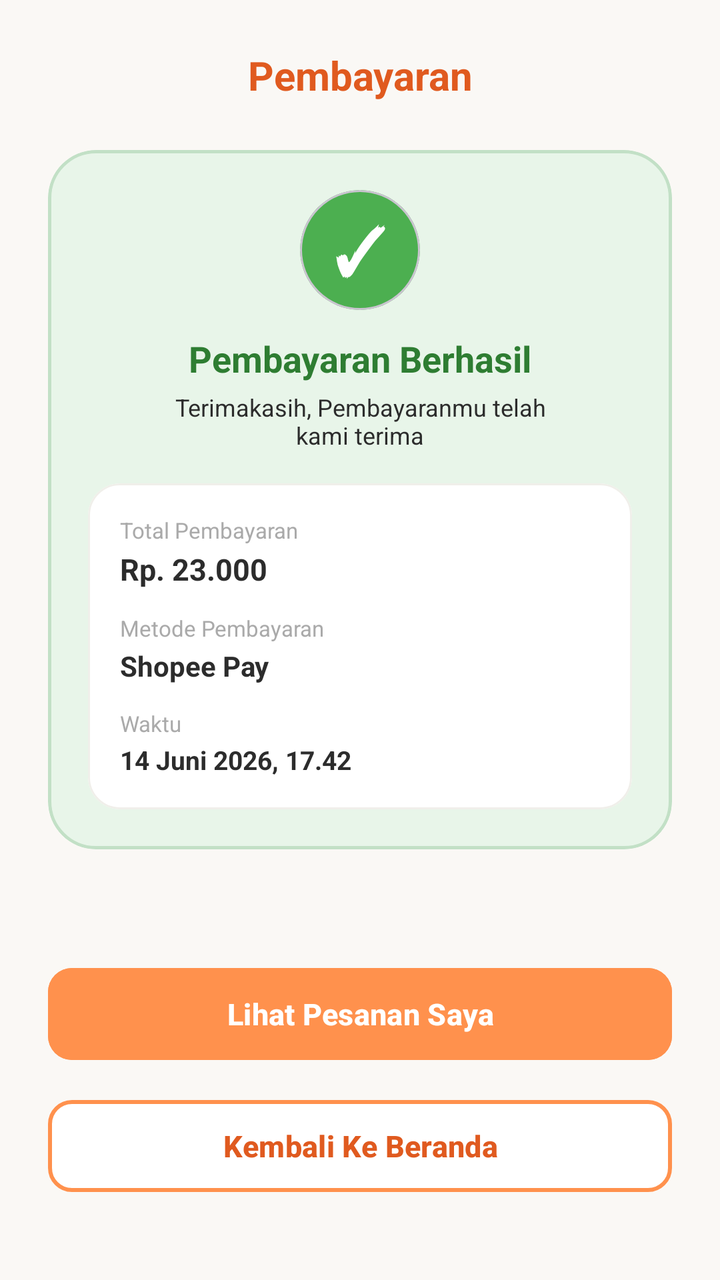
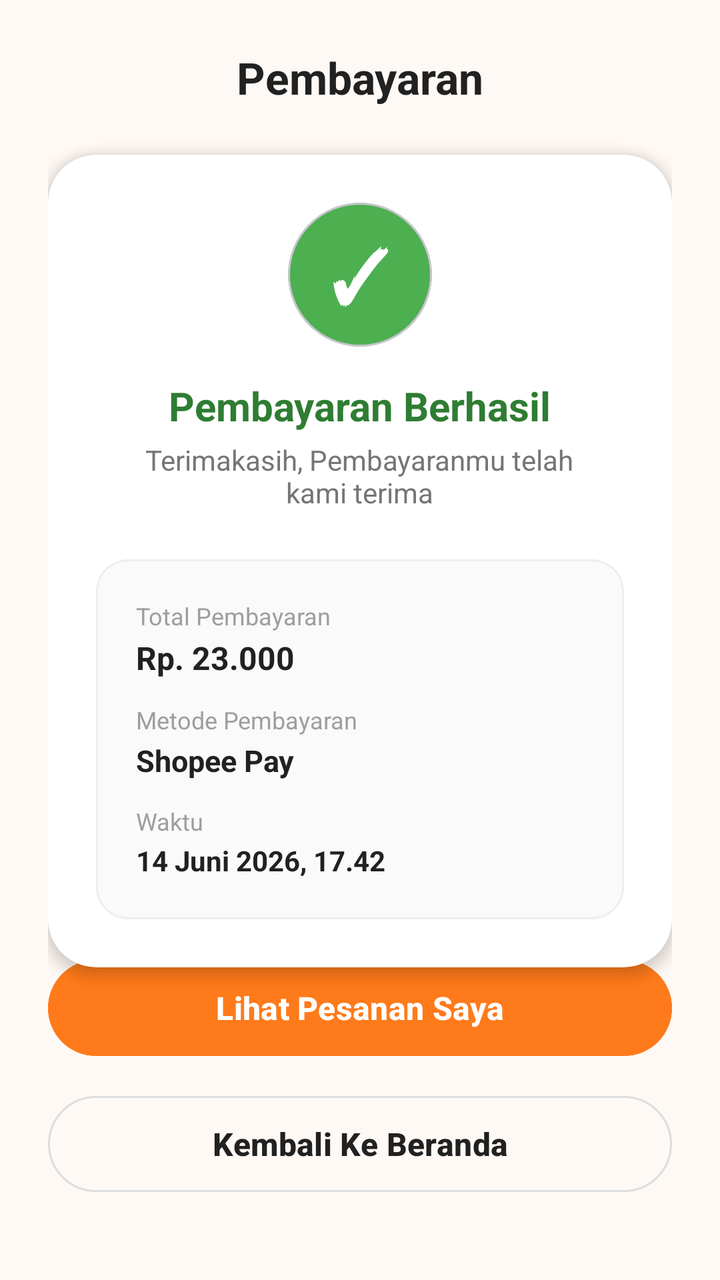

Two renders of the same Android screen: before a commit and after it. Below are the layout's source before the change and the commit's diff.
<!-- AndroidManifest.xml: application theme Theme.Cemil_feels -->
<!-- res/layout/activity_success.xml -->
<?xml version="1.0" encoding="utf-8"?>
<androidx.constraintlayout.widget.ConstraintLayout xmlns:android="http://schemas.android.com/apk/res/android"
    xmlns:app="http://schemas.android.com/apk/res-auto"
    android:layout_width="match_parent"
    android:layout_height="match_parent"
    android:background="@color/colorBackground"
    android:padding="24dp">

    
    <TextView
        android:id="@+id/tv_success_header"
        android:layout_width="wrap_content"
        android:layout_height="wrap_content"
        android:text="Pembayaran"
        android:textColor="@color/colorPrimaryDark"
        android:textSize="20sp"
        android:textStyle="bold"
        app:layout_constraintEnd_toEndOf="parent"
        app:layout_constraintStart_toStartOf="parent"
        app:layout_constraintTop_toTopOf="parent" />

    
    <com.google.android.material.card.MaterialCardView
        android:id="@+id/card_success_frame"
        android:layout_width="match_parent"
        android:layout_height="wrap_content"
        android:layout_marginTop="24dp"
        app:cardCornerRadius="24dp"
        app:cardElevation="0dp"
        app:strokeColor="#C2E0C6"
        app:strokeWidth="1.5dp"
        app:cardBackgroundColor="#E8F5E9"
        app:layout_constraintTop_toBottomOf="@id/tv_success_header">

        <LinearLayout
            android:layout_width="match_parent"
            android:layout_height="wrap_content"
            android:orientation="vertical"
            android:padding="20dp"
            android:gravity="center">

            
            <com.google.android.material.card.MaterialCardView
                android:layout_width="60dp"
                android:layout_height="60dp"
                app:cardCornerRadius="30dp"
                app:cardElevation="0dp"
                app:cardBackgroundColor="#4CAF50"
                android:layout_marginBottom="12dp">
                <LinearLayout
                    android:layout_width="match_parent"
                    android:layout_height="match_parent"
                    android:gravity="center">
                    <TextView
                        android:layout_width="wrap_content"
                        android:layout_height="wrap_content"
                        android:text="✓"
                        android:textColor="@color/white"
                        android:textSize="32sp"
                        android:textStyle="bold" />
                </LinearLayout>
            </com.google.android.material.card.MaterialCardView>

            <TextView
                android:layout_width="wrap_content"
                android:layout_height="wrap_content"
                android:text="Pembayaran Berhasil"
                android:textColor="#2E7D32"
                android:textSize="18sp"
                android:textStyle="bold"
                android:layout_marginBottom="4dp"/>

            <TextView
                android:layout_width="wrap_content"
                android:layout_height="wrap_content"
                android:text="Terimakasih, Pembayaranmu telah\nkami terima"
                android:textColor="@color/colorTextDark"
                android:textSize="12sp"
                android:gravity="center"
                android:layout_marginBottom="16dp" />

            
            <com.google.android.material.card.MaterialCardView
                android:layout_width="match_parent"
                android:layout_height="wrap_content"
                app:cardCornerRadius="16dp"
                app:cardElevation="0dp"
                app:strokeColor="@color/colorGrayLight"
                app:strokeWidth="1dp"
                app:cardBackgroundColor="@color/white">

                <LinearLayout
                    android:layout_width="match_parent"
                    android:layout_height="wrap_content"
                    android:orientation="vertical"
                    android:padding="16dp">

                    
                    <TextView
                        android:layout_width="wrap_content"
                        android:layout_height="wrap_content"
                        android:text="Total Pembayaran"
                        android:textColor="@android:color/darker_gray"
                        android:textSize="11sp"/>
                    <TextView
                        android:id="@+id/tv_success_total"
                        android:layout_width="wrap_content"
                        android:layout_height="wrap_content"
                        android:text="Rp. 23.000"
                        android:textColor="@color/colorTextDark"
                        android:textSize="15sp"
                        android:textStyle="bold"
                        android:layout_marginTop="2dp"
                        android:layout_marginBottom="12dp" />

                    
                    <TextView
                        android:layout_width="wrap_content"
                        android:layout_height="wrap_content"
                        android:text="Metode Pembayaran"
                        android:textColor="@android:color/darker_gray"
                        android:textSize="11sp"/>
                    <TextView
                        android:id="@+id/tv_success_method"
                        android:layout_width="wrap_content"
                        android:layout_height="wrap_content"
                        android:text="Shopee Pay"
                        android:textColor="@color/colorTextDark"
                        android:textSize="14sp"
                        android:textStyle="bold"
                        android:layout_marginTop="2dp"
                        android:layout_marginBottom="12dp" />

                    
                    <TextView
                        android:layout_width="wrap_content"
                        android:layout_height="wrap_content"
                        android:text="Waktu"
                        android:textColor="@android:color/darker_gray"
                        android:textSize="11sp"/>
                    <TextView
                        android:id="@+id/tv_success_time"
                        android:layout_width="wrap_content"
                        android:layout_height="wrap_content"
                        android:text="14 Juni 2026, 17.42"
                        android:textColor="@color/colorTextDark"
                        android:textSize="13sp"
                        android:textStyle="bold"
                        android:layout_marginTop="2dp" />

                </LinearLayout>
            </com.google.android.material.card.MaterialCardView>

        </LinearLayout>
    </com.google.android.material.card.MaterialCardView>

    
    <LinearLayout
        android:layout_width="match_parent"
        android:layout_height="wrap_content"
        android:orientation="vertical"
        app:layout_constraintBottom_toBottomOf="parent"
        android:layout_marginBottom="16dp">

        <com.google.android.material.button.MaterialButton
            android:id="@+id/btn_success_view_order"
            android:layout_width="match_parent"
            android:layout_height="54dp"
            android:backgroundTint="@color/colorPrimary"
            android:text="Lihat Pesanan Saya"
            android:textColor="@color/white"
            android:textSize="15sp"
            android:textStyle="bold"
            app:cornerRadius="12dp"
            android:layout_marginBottom="12dp" />

        <com.google.android.material.button.MaterialButton
            android:id="@+id/btn_success_home"
            android:layout_width="match_parent"
            android:layout_height="54dp"
            android:backgroundTint="@color/white"
            android:text="Kembali Ke Beranda"
            android:textColor="@color/colorPrimaryDark"
            android:textSize="15sp"
            android:textStyle="bold"
            app:cornerRadius="12dp"
            app:strokeColor="@color/colorPrimary"
            app:strokeWidth="2dp" />
    </LinearLayout>

</androidx.constraintlayout.widget.ConstraintLayout>
<!-- resources referenced by this layout -->
<resources>
  <color name="colorBackground">#FAF8F5</color>
  <color name="colorGrayLight">#F0EFEA</color>
  <color name="colorPrimary">#FF914D</color>
  <color name="colorPrimaryDark">#E05A1F</color>
  <color name="colorTextDark">#2C2C2C</color>
  <color name="white">#FFFFFFFF</color>
  <style name="Theme.Cemil_feels" parent="Base.Theme.Cemil_feels" />
  <style name="Base.Theme.Cemil_feels" parent="Theme.Material3.DayNight.NoActionBar">
          
          
      </style>
</resources>

<!-- the commit's change to res/layout/activity_success.xml (unified diff, before → after) -->
@@ -3,7 +3,7 @@
     xmlns:app="http://schemas.android.com/apk/res-auto"
     android:layout_width="match_parent"
     android:layout_height="match_parent"
-    android:background="@color/colorBackground"
+    android:background="#FFF9F5"
     android:padding="24dp">
 
     
@@ -12,8 +12,8 @@
         android:layout_width="wrap_content"
         android:layout_height="wrap_content"
         android:text="Pembayaran"
-        android:textColor="@color/colorPrimaryDark"
-        android:textSize="20sp"
+        android:textColor="#212121"
+        android:textSize="22sp"
         android:textStyle="bold"
         app:layout_constraintEnd_toEndOf="parent"
         app:layout_constraintStart_toStartOf="parent"
@@ -26,27 +26,26 @@
         android:layout_height="wrap_content"
         android:layout_marginTop="24dp"
         app:cardCornerRadius="24dp"
-        app:cardElevation="0dp"
-        app:strokeColor="#C2E0C6"
-        app:strokeWidth="1.5dp"
-        app:cardBackgroundColor="#E8F5E9"
+        app:cardElevation="4dp"
+        app:strokeWidth="0dp"
+        app:cardBackgroundColor="#FFFFFF"
         app:layout_constraintTop_toBottomOf="@id/tv_success_header">
 
         <LinearLayout
             android:layout_width="match_parent"
             android:layout_height="wrap_content"
             android:orientation="vertical"
-            android:padding="20dp"
+            android:padding="24dp"
             android:gravity="center">
 
             
             <com.google.android.material.card.MaterialCardView
-                android:layout_width="60dp"
-                android:layout_height="60dp"
-                app:cardCornerRadius="30dp"
+                android:layout_width="72dp"
+                android:layout_height="72dp"
+                app:cardCornerRadius="36dp"
                 app:cardElevation="0dp"
                 app:cardBackgroundColor="#4CAF50"
-                android:layout_marginBottom="12dp">
+                android:layout_marginBottom="16dp">
                 <LinearLayout
                     android:layout_width="match_parent"
                     android:layout_height="match_parent"
@@ -56,7 +55,7 @@
                         android:layout_height="wrap_content"
                         android:text="✓"
                         android:textColor="@color/white"
-                        android:textSize="32sp"
+                        android:textSize="36sp"
                         android:textStyle="bold" />
                 </LinearLayout>
             </com.google.android.material.card.MaterialCardView>
@@ -66,7 +65,7 @@
                 android:layout_height="wrap_content"
                 android:text="Pembayaran Berhasil"
                 android:textColor="#2E7D32"
-                android:textSize="18sp"
+                android:textSize="20sp"
                 android:textStyle="bold"
                 android:layout_marginBottom="4dp"/>
 
@@ -74,10 +73,10 @@
                 android:layout_width="wrap_content"
                 android:layout_height="wrap_content"
                 android:text="Terimakasih, Pembayaranmu telah\nkami terima"
-                android:textColor="@color/colorTextDark"
-                android:textSize="12sp"
+                android:textColor="#757575"
+                android:textSize="14sp"
                 android:gravity="center"
-                android:layout_marginBottom="16dp" />
+                android:layout_marginBottom="24dp" />
 
             
             <com.google.android.material.card.MaterialCardView
@@ -85,29 +84,47 @@
                 android:layout_height="wrap_content"
                 app:cardCornerRadius="16dp"
                 app:cardElevation="0dp"
-                app:strokeColor="@color/colorGrayLight"
+                app:strokeColor="#EEEEEE"
                 app:strokeWidth="1dp"
-                app:cardBackgroundColor="@color/white">
+                app:cardBackgroundColor="#FAFAFA">
 
                 <LinearLayout
                     android:layout_width="match_parent"
                     android:layout_height="wrap_content"
                     android:orientation="vertical"
-                    android:padding="16dp">
+                    android:padding="20dp">
 
                     
                     <TextView
                         android:layout_width="wrap_content"
                         android:layout_height="wrap_content"
                         android:text="Total Pembayaran"
-                        android:textColor="@android:color/darker_gray"
-                        android:textSize="11sp"/>
+                        android:textColor="#9E9E9E"
+                        android:textSize="12sp"/>
                     <TextView
                         android:id="@+id/tv_success_total"
                         android:layout_width="wrap_content"
                         android:layout_height="wrap_content"
                         android:text="Rp. 23.000"
-                        android:textColor="@color/colorTextDark"
+                        android:textColor="#212121"
+                        android:textSize="16sp"
+                        android:textStyle="bold"
+                        android:layout_marginTop="2dp"
+                        android:layout_marginBottom="12dp" />
+
+                    
+                    <TextView
+                        android:layout_width="wrap_content"
+                        android:layout_height="wrap_content"
+                        android:text="Metode Pembayaran"
+                        android:textColor="#9E9E9E"
+                        android:textSize="12sp"/>
+                    <TextView
+                        android:id="@+id/tv_success_method"
+                        android:layout_width="wrap_content"
+                        android:layout_height="wrap_content"
+                        android:text="Shopee Pay"
+                        android:textColor="#212121"
                         android:textSize="15sp"
                         android:textStyle="bold"
                         android:layout_marginTop="2dp"
@@ -117,34 +134,16 @@
                     <TextView
                         android:layout_width="wrap_content"
                         android:layout_height="wrap_content"
-                        android:text="Metode Pembayaran"
-                        android:textColor="@android:color/darker_gray"
-                        android:textSize="11sp"/>
-                    <TextView
-                        android:id="@+id/tv_success_method"
-                        android:layout_width="wrap_content"
-                        android:layout_height="wrap_content"
-                        android:text="Shopee Pay"
-                        android:textColor="@color/colorTextDark"
-                        android:textSize="14sp"
-                        android:textStyle="bold"
-                        android:layout_marginTop="2dp"
-                        android:layout_marginBottom="12dp" />
-
-                    
-                    <TextView
-                        android:layout_width="wrap_content"
-                        android:layout_height="wrap_content"
                         android:text="Waktu"
-                        android:textColor="@android:color/darker_gray"
-                        android:textSize="11sp"/>
+                        android:textColor="#9E9E9E"
+                        android:textSize="12sp"/>
                     <TextView
                         android:id="@+id/tv_success_time"
                         android:layout_width="wrap_content"
                         android:layout_height="wrap_content"
                         android:text="14 Juni 2026, 17.42"
-                        android:textColor="@color/colorTextDark"
-                        android:textSize="13sp"
+                        android:textColor="#212121"
+                        android:textSize="14sp"
                         android:textStyle="bold"
                         android:layout_marginTop="2dp" />
 
@@ -165,27 +164,27 @@
         <com.google.android.material.button.MaterialButton
             android:id="@+id/btn_success_view_order"
             android:layout_width="match_parent"
-            android:layout_height="54dp"
-            android:backgroundTint="@color/colorPrimary"
+            android:layout_height="56dp"
+            android:backgroundTint="#FF7A1A"
             android:text="Lihat Pesanan Saya"
             android:textColor="@color/white"
-            android:textSize="15sp"
+            android:textSize="16sp"
             android:textStyle="bold"
-            app:cornerRadius="12dp"
+            app:cornerRadius="28dp"
             android:layout_marginBottom="12dp" />
 
         <com.google.android.material.button.MaterialButton
             android:id="@+id/btn_success_home"
             android:layout_width="match_parent"
-            android:layout_height="54dp"
-            android:backgroundTint="@color/white"
+            android:layout_height="56dp"
+            android:backgroundTint="#FFF9F5"
             android:text="Kembali Ke Beranda"
-            android:textColor="@color/colorPrimaryDark"
-            android:textSize="15sp"
+            android:textColor="#212121"
+            android:textSize="16sp"
             android:textStyle="bold"
-            app:cornerRadius="12dp"
-            app:strokeColor="@color/colorPrimary"
-            app:strokeWidth="2dp" />
+            app:cornerRadius="28dp"
+            app:strokeColor="#DDDDDD"
+            app:strokeWidth="1dp" />
     </LinearLayout>
 
 </androidx.constraintlayout.widget.ConstraintLayout>
<!-- resource entries referenced after the edit -->
@@ -1,10 +1,5 @@
 <!-- resources referenced by this layout -->
 <resources>
-  <color name="colorBackground">#FAF8F5</color>
-  <color name="colorGrayLight">#F0EFEA</color>
-  <color name="colorPrimary">#FF914D</color>
-  <color name="colorPrimaryDark">#E05A1F</color>
-  <color name="colorTextDark">#2C2C2C</color>
   <color name="white">#FFFFFFFF</color>
   <style name="Theme.Cemil_feels" parent="Base.Theme.Cemil_feels" />
   <style name="Base.Theme.Cemil_feels" parent="Theme.Material3.DayNight.NoActionBar">
